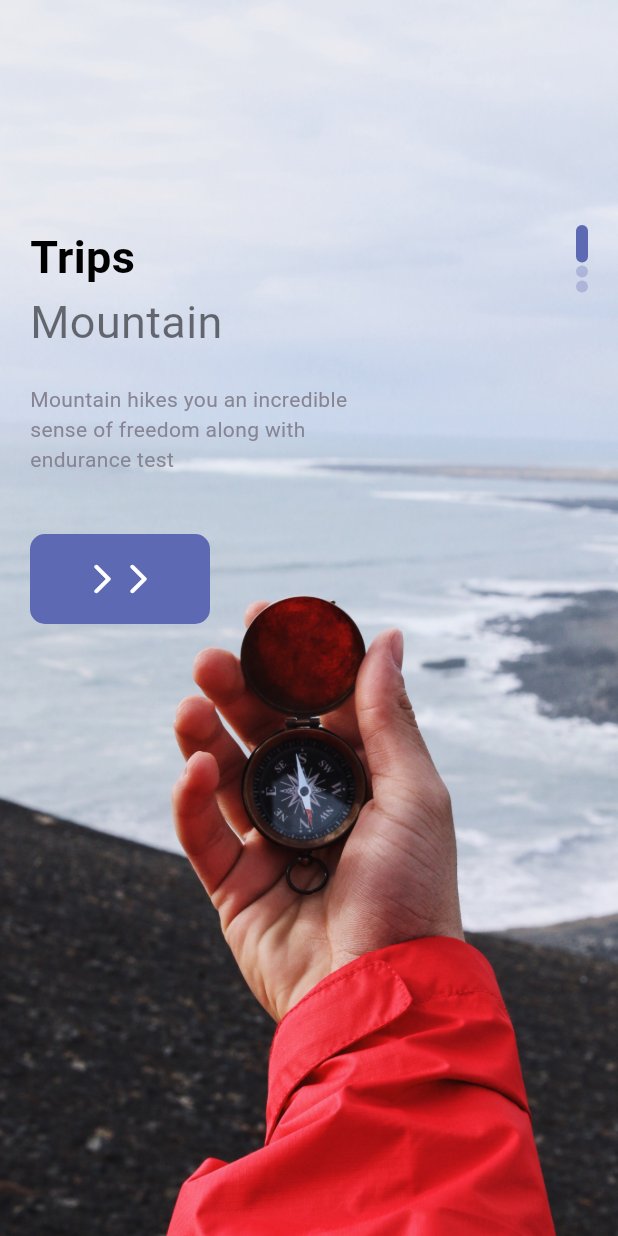
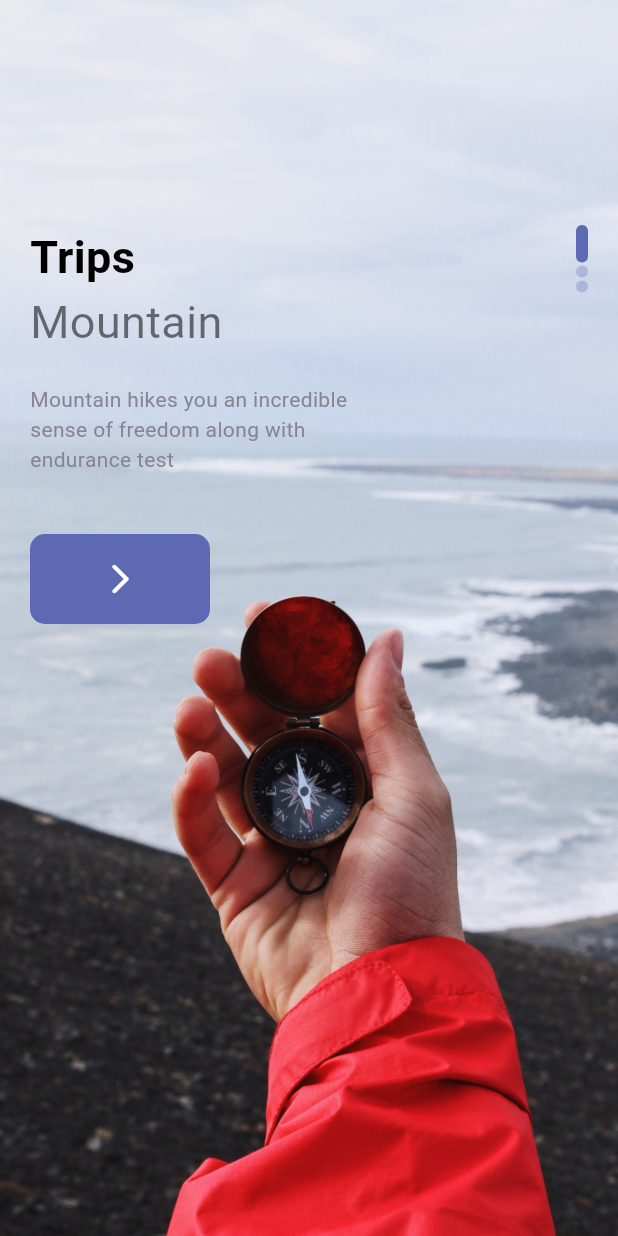
Before and after one commit to dilshan-mp/https---github.com-dilshan-mp-Travel-App, a Flutter app: the Welcomepage screen opened directly, on a phone screen of 412 x 824 dp. Run offline on Flutter 3.47's test engine with Material 3 defaults, Android fonts, the phone set to English and light mode, and no system bars; our stand-ins replace device_preview.

Commit message:
bAck trip now button add

```diff
--- a/lib/pages/details_page.dart
+++ b/lib/pages/details_page.dart
@@ -3,6 +3,7 @@ import 'package:travel_app/misc/colors.dart';
 import 'package:travel_app/widgets/app_button.dart';
 import 'package:travel_app/widgets/app_large_text.dart';
 import 'package:travel_app/widgets/app_text.dart';
+import 'package:travel_app/widgets/responsive_button.dart';
 
 class DetailsPage extends StatefulWidget {
   const DetailsPage({super.key});
@@ -134,6 +135,7 @@ class _DetailsPageState extends State<DetailsPage> {
           Positioned(
             bottom: 20,
             left: 20,
+            right: 20,
             child: Row(
               children: [
                 AppButton(
@@ -143,7 +145,11 @@ class _DetailsPageState extends State<DetailsPage> {
                      borderColor: AppColors.textColor2,
                      isIcon: true,
                      icon:Icons.favorite_border ,
-                    )
+                    ),
+                    SizedBox(width: 20,),
+                ResponsiveButton(
+                  isResponsive: true,
+                )
               ],
             )
           )
--- a/lib/widgets/responsive_button.dart
+++ b/lib/widgets/responsive_button.dart
@@ -1,5 +1,6 @@
 import 'package:flutter/material.dart';
 import 'package:travel_app/misc/colors.dart';
+import 'package:travel_app/widgets/app_text.dart';
 
 // ignore: must_be_immutable
 class ResponsiveButton extends StatelessWidget {
@@ -7,34 +8,37 @@ class ResponsiveButton extends StatelessWidget {
   double? width;
   ResponsiveButton({
     super.key,
-    this.width,
+    this.width=120,
     this.isResponsive
   }
   );
 
   @override
   Widget build(BuildContext context) {
-    return  Container(
-      width: width,
+    return  Flexible(
+      child: Container(
+        width: isResponsive==true?double.maxFinite:width,
         height: 60,
         decoration: BoxDecoration(
           borderRadius: BorderRadius.circular(10),
           color: AppColors.mainColor
         ) ,
-      child: const Row(
-        mainAxisAlignment: MainAxisAlignment.center,
+        child:  Row(
+          mainAxisAlignment:isResponsive==true?MainAxisAlignment.spaceBetween:MainAxisAlignment.center,
           children: [
-          Icon(
+            isResponsive==true?Container(margin:const EdgeInsets.only(left: 20),child: AppText(text:"Book Trip Now",color: Colors.white, )):Container(),
+            const Icon(
               Icons.arrow_forward_ios_rounded,
               color: Colors.white,
               ),
-            SizedBox(width: null,),
-          Icon(
-           Icons.arrow_forward_ios_rounded,
-          color: Colors.white,
-          )
+              const SizedBox(width: null,),
+            // const Icon(
+            //  Icons.arrow_forward_ios_rounded,
+            // color: Colors.white,
+            // )
 
           ],
+        ),
       ),
     );
   }
```
Lines whose indentation alone changed are shown as unchanged.
